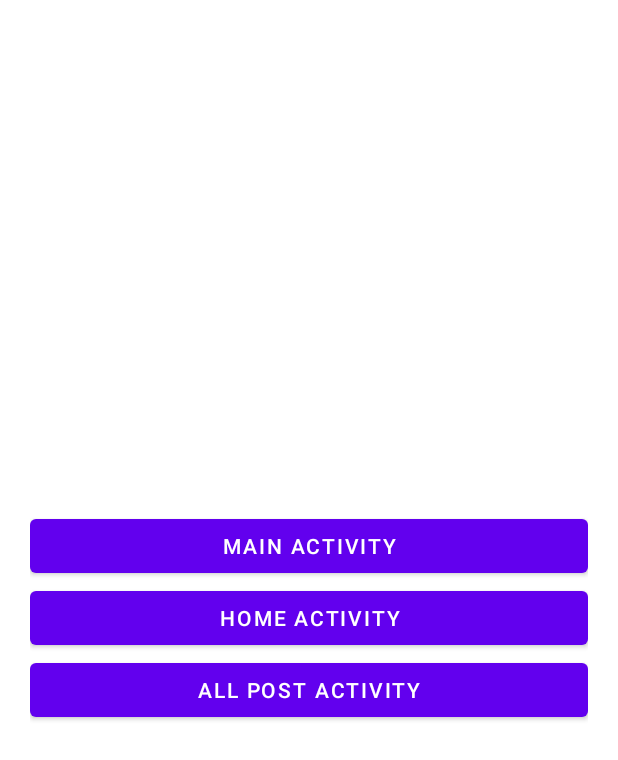
After one commit to CodeArtisanRiz/Manvi, an Android app: the DirectorActivity screen opened directly, with no data from a screen before it, on a phone screen of 412 x 824 dp. The commit adds this screen. Shown: the top 760 px of the screen. Run offline under Robolectric (Android 15) with nearby library versions, the phone set to English and light mode, and no system bars; network calls fail.

Commit message:
commit 2
DirectorActivity added - with buttons to navigate different activities
MainActivity changed to AllPostActivity
Post changed to ProductModal
HomeActivity added
MainActivity added
SplashActivity - if firstStart != null it will launch DirectorActivity instead of AllPostActivity
AllPostActivity - Api url is broken into parts  for dynamic filtering, recycler scroll listener added - reaching end will call the products fetching class with pageNumber + 1.

```diff
--- /dev/null
+++ b/app/src/main/java/com/t3g/manvi/activity/DirectorActivity.java
@@ -0,0 +1,48 @@
+package com.t3g.manvi.activity;
+
+import androidx.appcompat.app.AppCompatActivity;
+
+import android.annotation.SuppressLint;
+import android.content.Intent;
+import android.os.Bundle;
+import android.view.View;
+import android.widget.Button;
+
+import com.t3g.manvi.R;
+
+public class DirectorActivity extends AppCompatActivity {
+
+    Button mainAct, homeAct, allPostAct;
+    @Override
+    protected void onCreate(Bundle savedInstanceState) {
+        super.onCreate(savedInstanceState);
+        setContentView(R.layout.activity_director);
+
+        mainAct = findViewById(R.id.main_act);
+        mainAct.setOnClickListener(new View.OnClickListener() {
+            @Override
+            public void onClick(View v) {
+                startActivity(new Intent(DirectorActivity.this, MainActivity.class));
+            }
+        });
+
+        homeAct = findViewById(R.id.home_act);
+        homeAct.setOnClickListener(new View.OnClickListener() {
+            @Override
+            public void onClick(View v) {
+                startActivity(new Intent(DirectorActivity.this, HomeActivity.class));
+            }
+        });
+
+        allPostAct = findViewById(R.id.all_post_act);
+        allPostAct.setOnClickListener(new View.OnClickListener() {
+            @Override
+            public void onClick(View v) {
+                startActivity(new Intent(DirectorActivity.this, AllPostActivity.class));
+            }
+        });
+
+
+
+    }
+}
--- a/app/src/main/java/com/t3g/manvi/activity/OnBoardingActivity.java
+++ b/app/src/main/java/com/t3g/manvi/activity/OnBoardingActivity.java
@@ -50,7 +50,7 @@ public class OnBoardingActivity extends AppCompatActivity {
         SharedPreferences prefs = getSharedPreferences("prefs",MODE_PRIVATE);
         boolean firstStart = prefs.getBoolean("firstStart",true);
         if(!firstStart){
-            startActivity(new Intent(OnBoardingActivity.this, MainActivity.class));
+            startActivity(new Intent(OnBoardingActivity.this, AllPostActivity.class));
         }
 
 
@@ -70,7 +70,7 @@ public class OnBoardingActivity extends AppCompatActivity {
                     SharedPreferences.Editor editor = prefs.edit();
                     editor.putBoolean("firstStart",false);
                     editor.apply();
-                    startActivity(new Intent(OnBoardingActivity.this, MainActivity.class));
+                    startActivity(new Intent(OnBoardingActivity.this, AllPostActivity.class));
 
                 }else {
                     mSlideViewPager.setCurrentItem(mCurrentPage + 1);
--- a/app/src/main/java/com/t3g/manvi/activity/SplashActivity.java
+++ b/app/src/main/java/com/t3g/manvi/activity/SplashActivity.java
@@ -33,7 +33,7 @@ public class SplashActivity extends AppCompatActivity {
 //                finish();
                 if(!firstStart){
                     startActivity(new Intent(
-                            SplashActivity.this, MainActivity.class));
+                            SplashActivity.this, DirectorActivity.class));
                 }else{
                     startActivity(new Intent(
                             SplashActivity.this, OnBoardingActivity.class));
--- a/app/src/main/java/com/t3g/manvi/adapter/PostsAdapter.java
+++ b/app/src/main/java/com/t3g/manvi/adapter/PostsAdapter.java
@@ -16,7 +16,7 @@ import androidx.recyclerview.widget.RecyclerView;
 
 import com.bumptech.glide.Glide;
 import com.t3g.manvi.activity.WebActivity;
-import com.t3g.manvi.modal.Post;
+import com.t3g.manvi.modal.ProductModal;
 import com.t3g.manvi.R;
 
 import java.util.List;
@@ -24,9 +24,9 @@ import java.util.List;
 public class PostsAdapter extends RecyclerView.Adapter<PostsAdapter.ViewHolder> {
 
 
-    List<Post> allPosts;
+    List<ProductModal> allPosts;
 
-    public PostsAdapter(List<Post> allPosts){
+    public PostsAdapter(List<ProductModal> allPosts){
         this.allPosts = allPosts;
     }
 
--- a/app/src/main/java/com/t3g/manvi/modal/Post.java
+++ b/app/src/main/java/com/t3g/manvi/modal/ProductModal.java
@@ -1,6 +1,6 @@
 package com.t3g.manvi.modal;
 
-public class Post {
+public class ProductModal {
     private String title;
     private String targetUrl;
     private String content;
--- /dev/null
+++ b/app/src/main/res/layout/activity_director.xml
@@ -0,0 +1,37 @@
+<?xml version="1.0" encoding="utf-8"?>
+<LinearLayout
+    xmlns:android="http://schemas.android.com/apk/res/android"
+    xmlns:app="http://schemas.android.com/apk/res-auto"
+    xmlns:tools="http://schemas.android.com/tools"
+    android:layout_width="match_parent"
+    android:layout_height="match_parent"
+    tools:context=".activity.DirectorActivity"
+    android:gravity="center"
+    android:layout_marginRight="20dp"
+    android:layout_marginLeft="20dp"
+    android:orientation="vertical">
+
+    <Button
+        android:id="@+id/main_act"
+        android:layout_width="match_parent"
+        android:layout_height="wrap_content"
+        android:text="Main Activity"/>
+    <Button
+        android:id="@+id/home_act"
+        android:layout_width="match_parent"
+        android:layout_height="wrap_content"
+        android:text="Home Activity"/>
+    <Button
+        android:id="@+id/all_post_act"
+        android:layout_width="match_parent"
+        android:layout_height="wrap_content"
+        android:text="All Post Activity"/>
+<!--    <Button-->
+<!--        android:id="@+id/main_act"-->
+<!--        android:layout_width="match_parent"-->
+<!--        android:layout_height="wrap_content"-->
+<!--        android:text="MainActivity"/>-->
+
+
+
+</LinearLayout>
```
Also changed, not shown: app/src/main/AndroidManifest.xml (+13 -4 lines), app/src/main/java/com/t3g/manvi/activity/AllPostActivity.java (added, +179 -0 lines), app/src/main/java/com/t3g/manvi/activity/HomeActivity.java (added, +137 -0 lines), app/src/main/java/com/t3g/manvi/activity/MainActivity.java (+0 -102 lines), app/src/main/res/layout/activity_all_post.xml (added, +30 -0 lines), app/src/main/res/layout/activity_home.xml (added, +30 -0 lines), app/src/main/res/layout/activity_main.xml (+3 -24 lines), app/src/main/res/values/strings.xml (+10 -5 lines).
